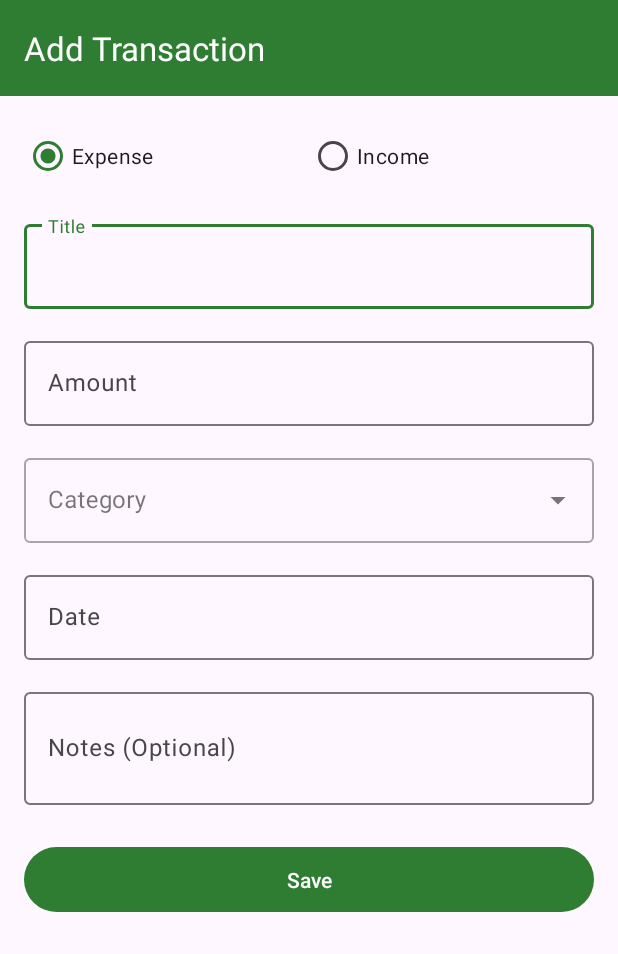
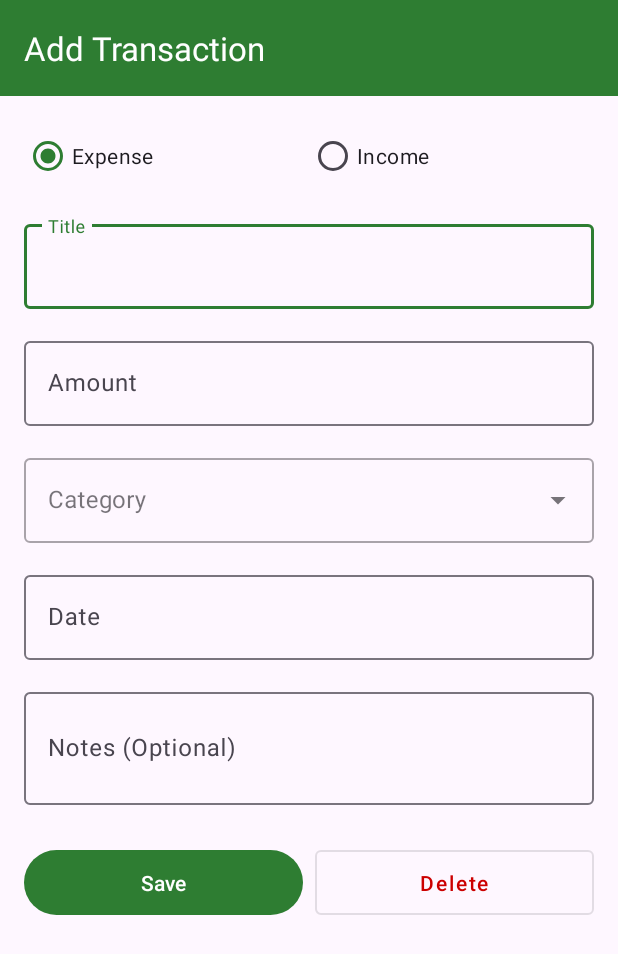
Before and after one commit to Vishwaabeyrathna/PocketBrain--personalfinanceapp, an Android app: the layout activity_add_edit_transaction.xml on its own in the app's theme, with its tools: preview values and no code run, on a phone screen of 412 x 824 dp. Shown: the top 954 px of the screen. Run offline under Robolectric (Android 15) with nearby library versions, the phone set to English and light mode, and no system bars.

```diff
--- /dev/null
+++ b/app/src/main/res/anim/fade_in.xml
@@ -0,0 +1,5 @@
+<?xml version="1.0" encoding="utf-8"?>
+<alpha xmlns:android="http://schemas.android.com/apk/res/android"
+    android:duration="300"
+    android:fromAlpha="0.0"
+    android:toAlpha="1.0" />
--- /dev/null
+++ b/app/src/main/res/anim/fade_out.xml
@@ -0,0 +1,5 @@
+<?xml version="1.0" encoding="utf-8"?>
+<alpha xmlns:android="http://schemas.android.com/apk/res/android"
+    android:duration="300"
+    android:fromAlpha="1.0"
+    android:toAlpha="0.0" />
--- a/app/src/main/res/layout/activity_add_edit_transaction.xml
+++ b/app/src/main/res/layout/activity_add_edit_transaction.xml
@@ -131,14 +131,37 @@
                     android:minLines="2" />
             </com.google.android.material.textfield.TextInputLayout>
 
-            <!-- Save Button -->
-            <Button
-                android:id="@+id/buttonSave"
+            <!-- Button Layout -->
+            <LinearLayout
                 android:layout_width="match_parent"
                 android:layout_height="wrap_content"
-                android:text="Save"
-                android:textAllCaps="false"
-                android:padding="12dp" />
+                android:orientation="horizontal">
+
+                <!-- Save Button -->
+                <Button
+                    android:id="@+id/buttonSave"
+                    android:layout_width="0dp"
+                    android:layout_weight="1"
+                    android:layout_height="wrap_content"
+                    android:text="Save"
+                    android:textAllCaps="false"
+                    android:padding="12dp" />
+
+                <!-- Delete Button (visible only in edit mode) -->
+                <Button
+                    android:id="@+id/buttonDelete"
+                    android:layout_width="0dp"
+                    android:layout_weight="1"
+                    android:layout_height="wrap_content"
+                    android:text="Delete"
+                    android:textAllCaps="false"
+                    android:padding="12dp"
+                    android:layout_marginStart="8dp"
+                    style="@style/Widget.MaterialComponents.Button.OutlinedButton"
+                    android:textColor="@android:color/holo_red_dark"
+                    android:visibility="gone"
+                    tools:visibility="visible" />
+            </LinearLayout>
 
         </LinearLayout>
     </ScrollView>
--- a/app/src/main/res/values/themes.xml
+++ b/app/src/main/res/values/themes.xml
@@ -21,6 +21,13 @@
         <item name="windowNoTitle">true</item>
     </style>
 
+    <!-- Add Splash Screen Theme -->
+    <style name="Theme.PocketBrain.Splash" parent="Theme.PocketBrain.NoActionBar">
+        <item name="android:windowBackground">@color/primary</item>
+        <item name="android:statusBarColor">@color/primary</item>
+        <item name="android:navigationBarColor">@color/primary</item>
+    </style>
+
     <style name="Theme.PocketBrain.AppBarOverlay" parent="ThemeOverlay.AppCompat.Dark.ActionBar" />
 
     <style name="Theme.PocketBrain.PopupOverlay" parent="ThemeOverlay.AppCompat.Light" />
```
Also changed, not shown: app/src/main/AndroidManifest.xml (+12 -4 lines), app/src/main/java/com/example/pocketbrain/activities/AddEditTransactionActivity.kt (+30 -0 lines), app/src/main/java/com/example/pocketbrain/activities/SplashActivity.kt (added, +34 -0 lines), app/src/main/res/layout/activity_splash.xml (added, +47 -0 lines).
